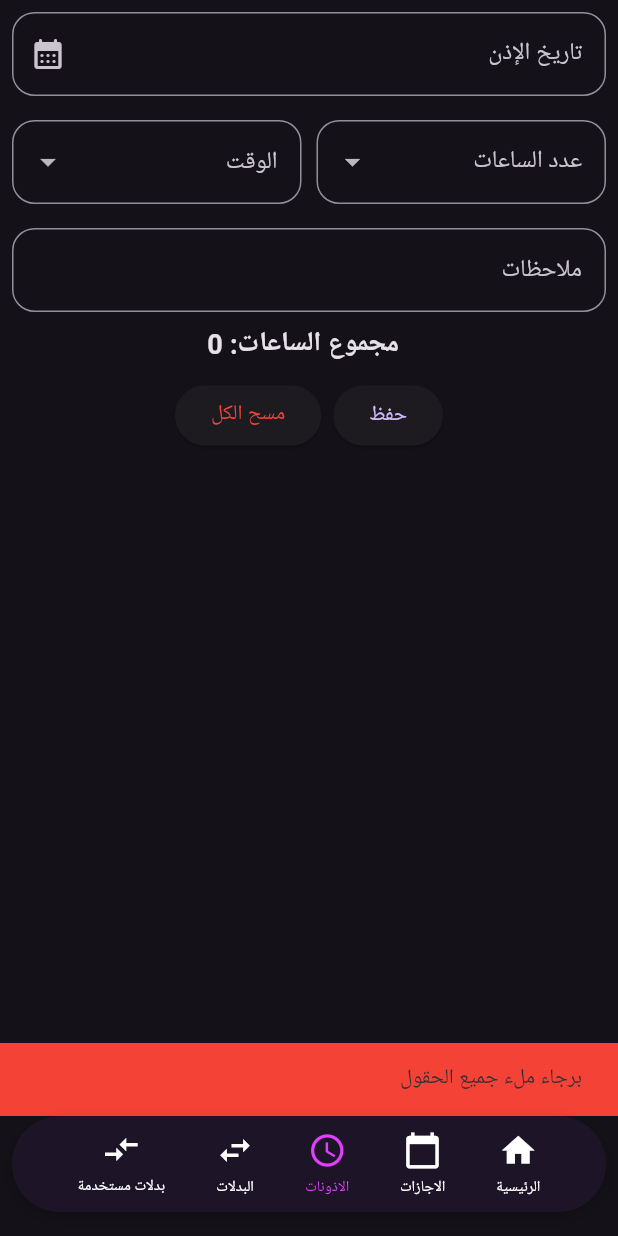
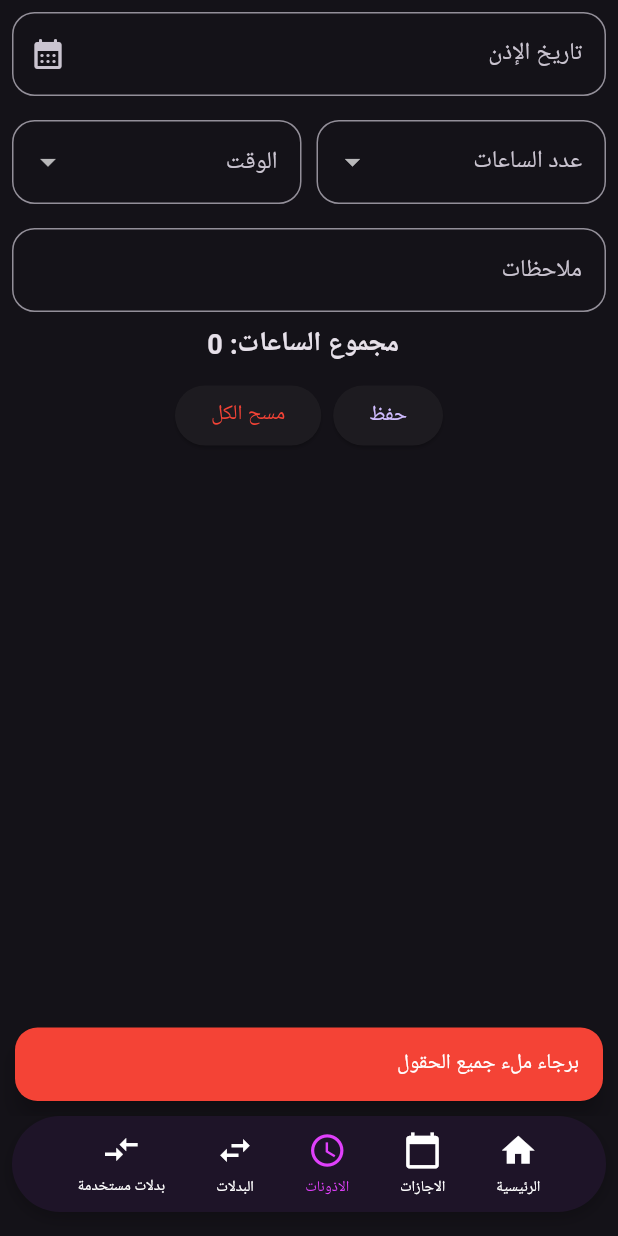
Before and after one commit to mohamed-ibrahem1/agazat_app, a Flutter app: the screen it shows after launch, item 3 of the bottom bar chosen, after a tap on "حفظ", on a phone screen of 412 x 824 dp. Run offline on Flutter 3.47's test engine with Material 3 defaults, Android fonts, the light colour scheme and no system bars; our stand-ins replace flutter_slidable, hive_flutter, shared_preferences; accounts and stored records are empty.

Commit message:
update the design of Ozonat SnackBar

```diff
--- a/lib/screens/ozonat.dart
+++ b/lib/screens/ozonat.dart
@@ -299,8 +299,14 @@ class _OzonatPageState extends State<OzonatPage> {
                       // Show an error message if fields are empty
                       ScaffoldMessenger.of(context).showSnackBar(
                         SnackBar(
-                          content: Text('برجاء ملء جميع الحقول'),
+                          content: Text('برجاء ملء جميع الحقول',
+                              style: TextStyle(color: Colors.white)),
                           backgroundColor: Colors.red,
+                          behavior: SnackBarBehavior.floating,
+                          margin: const EdgeInsets.all(10),
+                          shape: RoundedRectangleBorder(
+                            borderRadius: BorderRadius.circular(15),
+                          ),
                         ),
                       );
                     }
```
